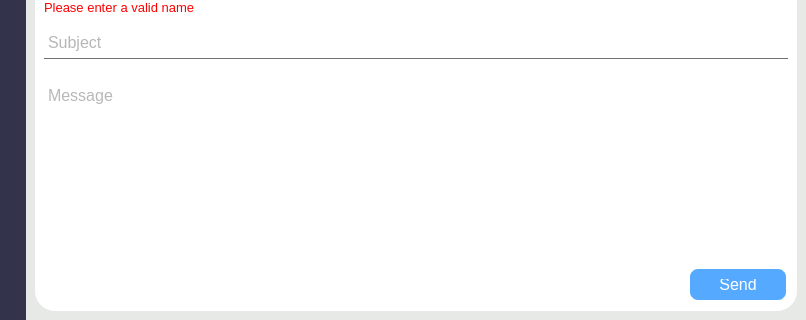
chen-xi-cx/Gmailer, file main.ui: the form before one commit; both pictures show x 194 to 1000 and y 430 to 750 of the 1000 by 750 pixel window.
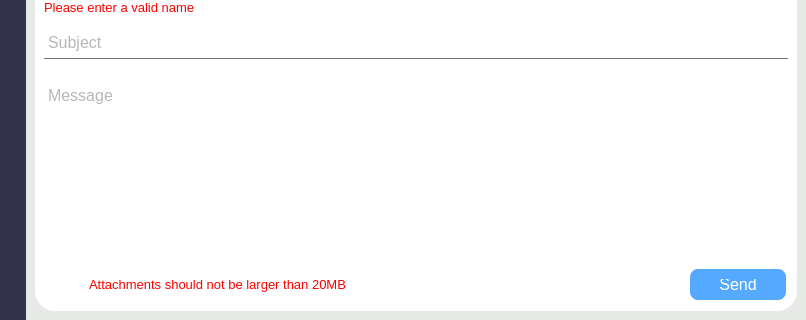
The form after the commit. Icons and pictures are not drawn.

Commit message: Limit attachment size to 20MB

```diff
--- a/main.ui
+++ b/main.ui
@@ -1159,6 +1159,23 @@
                       <property name="frameShadow">
                        <enum>QFrame::Raised</enum>
                       </property>
+                      <layout class="QHBoxLayout" name="horizontalLayout_4">
+                       <item>
+                        <widget class="QLabel" name="invalid_byte_size_error">
+                         <property name="font">
+                          <font>
+                           <pointsize>10</pointsize>
+                          </font>
+                         </property>
+                         <property name="styleSheet">
+                          <string notr="true">color: rgb(255, 0, 0);</string>
+                         </property>
+                         <property name="text">
+                          <string>Attachments should not be larger than 20MB</string>
+                         </property>
+                        </widget>
+                       </item>
+                      </layout>
                      </widget>
                     </item>
                     <item>
```
Left out of the diff: 2 changed lines with no effect on the pictures. The commit also changes 6 other files.
